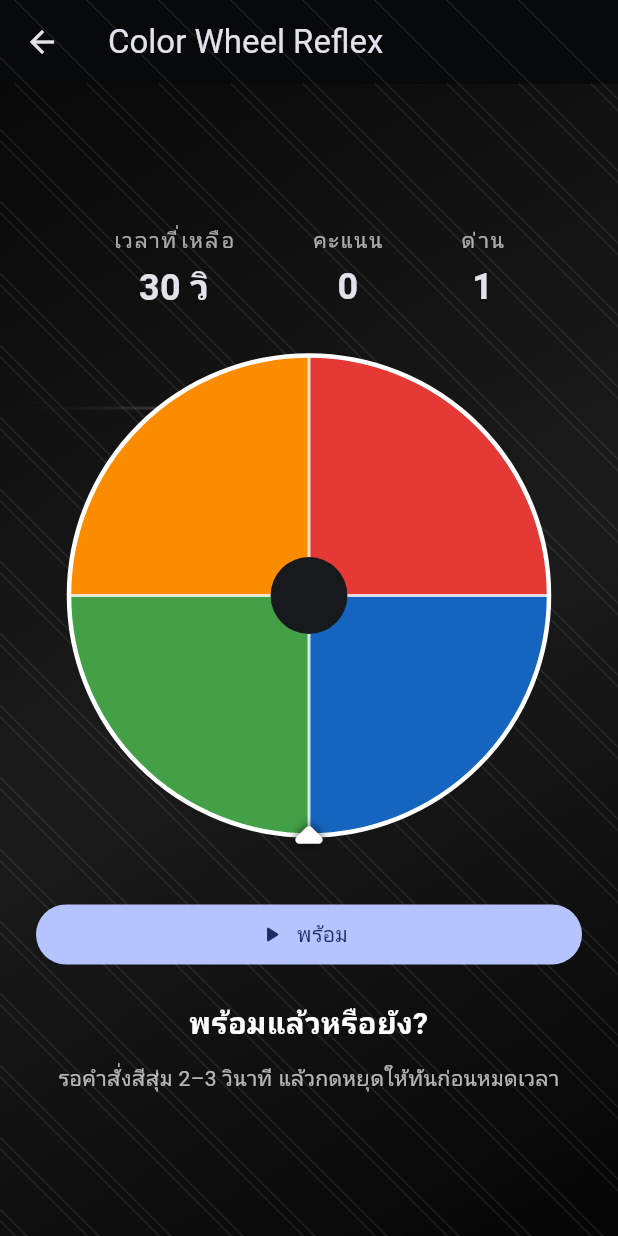
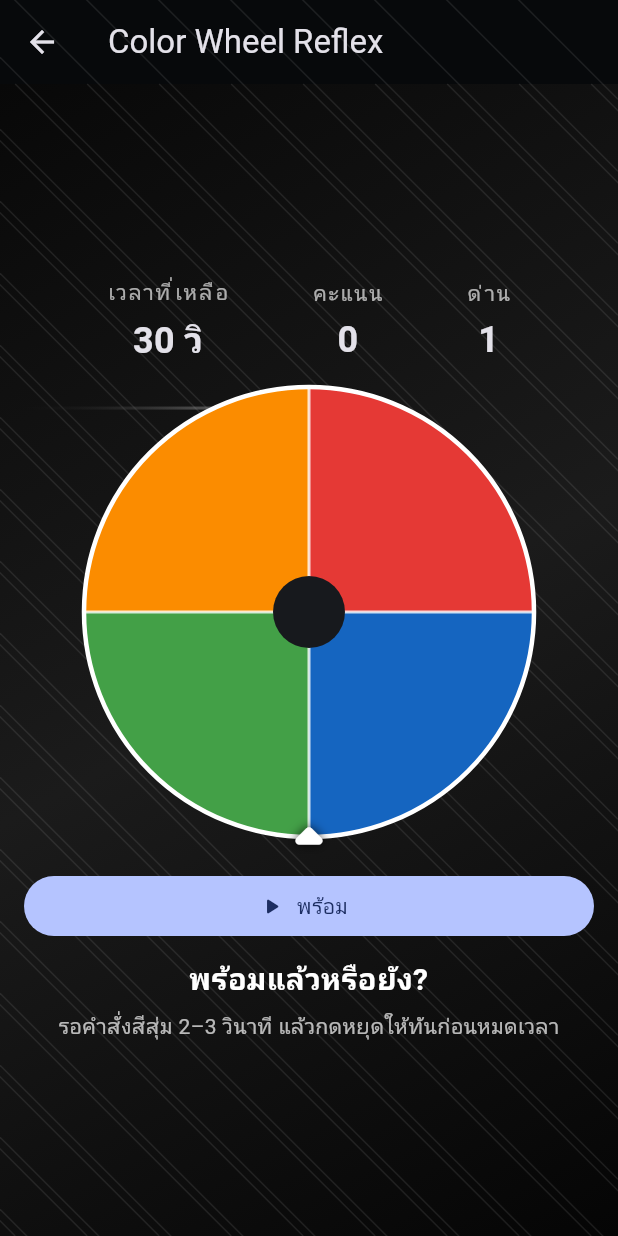
Before and after one commit to bigadd2613-crypto/Test_Reflx2026, a Flutter app: the ColorWheelReflexScreen screen opened directly with empty values, on a phone screen of 412 x 824 dp. Run offline on Flutter 3.47's test engine with Material 3 defaults, Android fonts, the phone set to English and light mode, and no system bars; our stand-ins replace shared_preferences; accounts and stored records are empty.

Commit message:
Update Flutter app

```diff
--- a/lib/color_wheel_reflex_screen.dart
+++ b/lib/color_wheel_reflex_screen.dart
@@ -190,7 +190,10 @@ class _ColorWheelReflexScreenState extends State<ColorWheelReflexScreen>
           child: SafeArea(
             child: Center(
               child: SingleChildScrollView(
-                padding: const EdgeInsets.all(24),
+                padding: const EdgeInsets.symmetric(
+                  horizontal: 16,
+                  vertical: 12,
+                ),
                 child: ConstrainedBox(
                   constraints: const BoxConstraints(maxWidth: 560),
                   child: _gameState == ColorWheelGameState.gameOver
@@ -219,13 +222,13 @@ class _ColorWheelReflexScreenState extends State<ColorWheelReflexScreen>
           _HudValue(label: 'ด่าน', value: '$_stage'),
         ],
       ),
-      const SizedBox(height: 28),
+      const SizedBox(height: 14),
       LayoutBuilder(
         builder: (context, constraints) {
-          final diameter = min(320.0, constraints.maxWidth);
+          final diameter = min(300.0, constraints.maxWidth);
           return SizedBox(
             width: diameter,
-            height: diameter + 22,
+            height: diameter + 12,
             child: Stack(
               clipBehavior: Clip.none,
               alignment: Alignment.topCenter,
@@ -262,7 +265,7 @@ class _ColorWheelReflexScreenState extends State<ColorWheelReflexScreen>
           );
         },
       ),
-      const SizedBox(height: 20),
+      const SizedBox(height: 10),
       if (_gameState == ColorWheelGameState.idle)
         SizedBox(
           width: double.infinity,
@@ -285,7 +288,7 @@ class _ColorWheelReflexScreenState extends State<ColorWheelReflexScreen>
             ),
           ),
         ),
-      const SizedBox(height: 20),
+      const SizedBox(height: 10),
       Text(
         _statusMessage,
         textAlign: TextAlign.center,
@@ -297,7 +300,7 @@ class _ColorWheelReflexScreenState extends State<ColorWheelReflexScreen>
               : Colors.white,
         ),
       ),
-      const SizedBox(height: 12),
+      const SizedBox(height: 6),
       Text(
         _gameState == ColorWheelGameState.activeReaction
             ? 'กดปุ่มหยุดหรือ Spacebar เพื่อตรวจสอบสีที่ลูกศรชี้'
```
